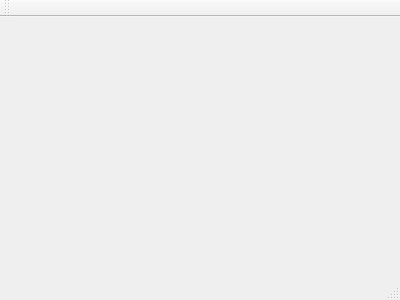
The window that _3LayerLesson/mainwindow.ui (kangaxx/MyLessons) describes before a commit, drawn with Qt 5.
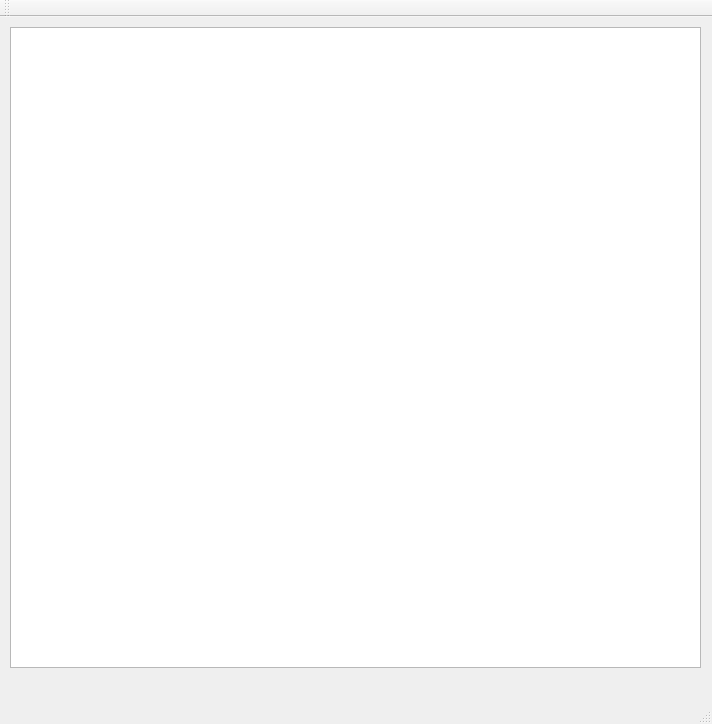
The same window after the commit.

Commit message: add DnInterfaceServer class file

Patch:
```diff
--- a/_3LayerLesson/mainwindow.ui
+++ b/_3LayerLesson/mainwindow.ui
@@ -1,24 +1,50 @@
 <ui version="4.0">
  <class>MainWindow</class>
- <widget class="QMainWindow" name="MainWindow" >
-  <property name="geometry" >
+ <widget class="QMainWindow" name="MainWindow">
+  <property name="geometry">
    <rect>
     <x>0</x>
     <y>0</y>
-    <width>400</width>
-    <height>300</height>
+    <width>712</width>
+    <height>724</height>
    </rect>
   </property>
   <property name="windowTitle" >
    <string>MainWindow</string>
   </property>
-  <widget class="QMenuBar" name="menuBar" />
-  <widget class="QToolBar" name="mainToolBar" />
-  <widget class="QWidget" name="centralWidget" />
-  <widget class="QStatusBar" name="statusBar" />
+  <widget class="QWidget" name="centralWidget">
+   <widget class="QTableView" name="tvMain">
+    <property name="geometry">
+     <rect>
+      <x>10</x>
+      <y>10</y>
+      <width>691</width>
+      <height>641</height>
+     </rect>
+    </property>
+   </widget>
+  </widget>
+  <widget class="QMenuBar" name="menuBar">
+   <property name="geometry">
+    <rect>
+     <x>0</x>
+     <y>0</y>
+     <width>712</width>
+     <height>20</height>
+    </rect>
+   </property>
+  </widget>
+  <widget class="QToolBar" name="mainToolBar">
+   <attribute name="toolBarArea">
+    <enum>TopToolBarArea</enum>
+   </attribute>
+   <attribute name="toolBarBreak">
+    <bool>false</bool>
+   </attribute>
+  </widget>
+  <widget class="QStatusBar" name="statusBar"/>
  </widget>
- <layoutDefault spacing="6" margin="11" />
- <pixmapfunction></pixmapfunction>
+ <layoutdefault spacing="6" margin="11"/>
  <resources/>
  <connections/>
 </ui>
```
Left out of the diff: 3 changed lines with no effect on the pictures. The commit also changes 11 other files.
